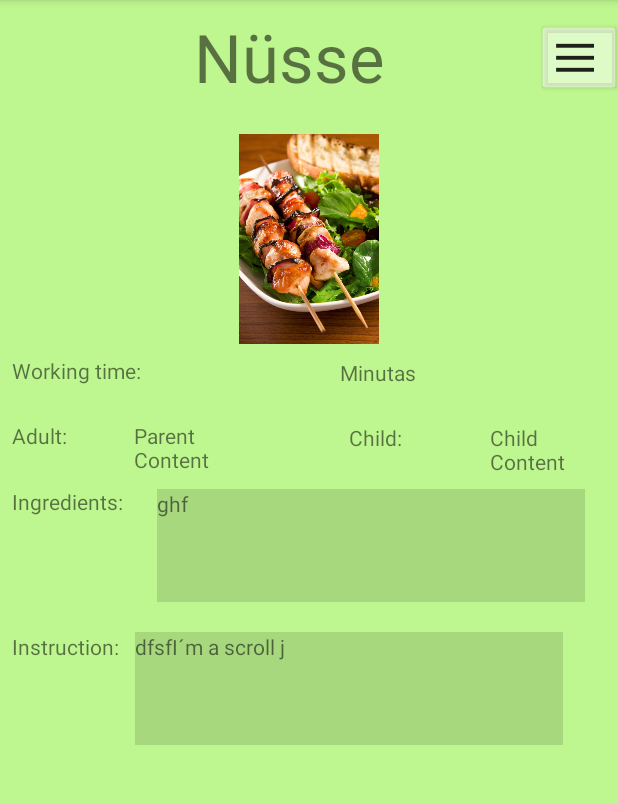
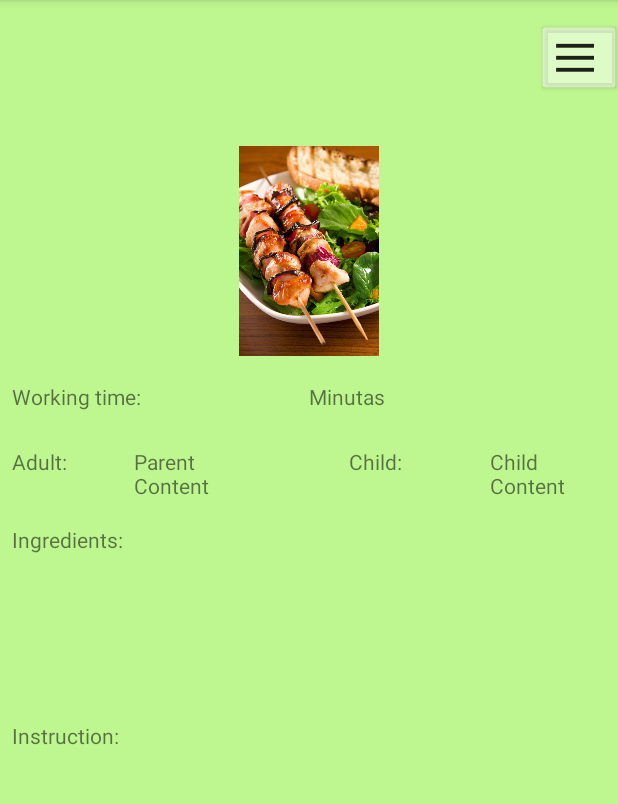
Before and after one commit to schelle14/BattleFood, an Android app: the WatchRecipeUI screen opened directly, with no data from a screen before it, on a phone screen of 412 x 824 dp, the part 84-888 px from its top. Run offline under Robolectric (Android 15) with nearby library versions, the phone set to English and light mode, and no system bars; our stand-ins replace Firebase (no records; nobody signed in at launch, a user with empty details on screens opened directly); libraries missing offline, so code that uses them is left out: com.firebase.ui; 4 statements that could not run were skipped.

Commit message:
[MH,BB] Fix wrong merge

```diff
--- a/app/src/main/res/layout/activity_watch_recipe_ui.xml
+++ b/app/src/main/res/layout/activity_watch_recipe_ui.xml
@@ -12,7 +12,6 @@
         android:layout_width="wrap_content"
         android:layout_height="wrap_content"
         android:layout_marginBottom="8dp"
-        android:layout_marginEnd="2dp"
         android:layout_marginRight="2dp"
         android:layout_marginTop="8dp"
         android:backgroundTint="@android:drawable/screen_background_light_transparent"
@@ -29,7 +28,8 @@
         app:layout_constraintTop_toTopOf="parent"
         app:layout_constraintVertical_bias="0.0"
         tools:layout_constraintBottom_creator="1"
-        tools:layout_constraintRight_creator="1" />
+        tools:layout_constraintRight_creator="1"
+        android:layout_marginEnd="2dp" />
 
     <TextView
         android:id="@+id/textChildContent"
@@ -44,14 +44,14 @@
         app:layout_constraintTop_toBottomOf="@+id/textTimeContent" />
 
     <TextView
-        android:id="@+id/textInstructions"
+        android:id="@+id/textInstruction"
         android:layout_width="74dp"
         android:layout_height="35dp"
         android:text="Instruction:"
         android:layout_marginStart="8dp"
-        android:layout_marginLeft="8dp"
+        android:layout_marginLeft="16dp"
         app:layout_constraintLeft_toLeftOf="parent"
-        android:layout_marginTop="61dp"
+        android:layout_marginTop="55dp"
         app:layout_constraintTop_toBottomOf="@+id/textIngredients" />
 
     <TextView
@@ -79,14 +79,14 @@
         app:layout_constraintTop_toBottomOf="@+id/textWorktime" />
 
     <TextView
-        android:id="@+id/textIngredients"
-        android:layout_width="74dp"
-        android:layout_height="35dp"
+        android:id="@+id/textIngredient"
+        android:layout_width="79dp"
+        android:layout_height="32dp"
+        android:layout_marginLeft="8dp"
+        android:layout_marginStart="8dp"
+        android:layout_marginTop="16dp"
         android:text="Ingredients:"
-        android:layout_marginStart="8dp"
-        android:layout_marginLeft="8dp"
         app:layout_constraintLeft_toLeftOf="parent"
-        android:layout_marginTop="8dp"
         app:layout_constraintTop_toBottomOf="@+id/textAdult" />
 
     <TextView
@@ -100,26 +100,25 @@
         app:layout_constraintRight_toRightOf="parent"
         app:layout_constraintLeft_toRightOf="@+id/textWorktime"
         android:layout_marginLeft="8dp"
-        android:layout_marginTop="9dp"
+        android:layout_marginTop="17dp"
         app:layout_constraintTop_toBottomOf="@+id/ImageViewRecipe"
-        app:layout_constraintHorizontal_bias="0.597" />
+        app:layout_constraintHorizontal_bias="0.382" />
 
     <TextView
-        android:id="@+id/textScrollIncstruct"
+        android:id="@+id/textIngredients"
         android:layout_width="285dp"
         android:layout_height="75dp"
         android:layout_marginEnd="8dp"
         android:layout_marginLeft="8dp"
         android:layout_marginRight="8dp"
         android:layout_marginStart="8dp"
-        android:layout_marginTop="8dp"
-        android:background="@color/common_google_signin_btn_text_light_disabled"
+        android:layout_marginTop="16dp"
         android:fadeScrollbars="false"
         android:scrollbars="vertical"
-        android:text="ghf"
         app:layout_constraintLeft_toRightOf="@+id/textIngredients"
         app:layout_constraintRight_toRightOf="parent"
-        app:layout_constraintTop_toBottomOf="@+id/textChild" />
+        app:layout_constraintTop_toBottomOf="@+id/textChild"
+        app:layout_constraintHorizontal_bias="0.0" />
 
     <TextView
         android:id="@+id/textParentContent"
@@ -128,26 +127,26 @@
         android:text="Parent Content"
         android:layout_marginStart="8dp"
         app:layout_constraintLeft_toRightOf="@+id/textAdult"
-        android:layout_marginLeft="10dp"
+        android:layout_marginLeft="8dp"
         android:layout_marginTop="8dp"
         app:layout_constraintTop_toBottomOf="@+id/textWorktime" />
 
     <TextView
-        android:id="@+id/textScrollIngred"
-        android:layout_width="285dp"
-        android:layout_height="75dp"
+        android:id="@+id/textInstructions"
+        android:layout_width="287dp"
+        android:layout_height="126dp"
         android:layout_marginEnd="8dp"
         android:layout_marginRight="8dp"
         android:layout_marginStart="8dp"
-        android:layout_marginTop="20dp"
-        android:background="@color/common_google_signin_btn_text_light_disabled"
+        android:layout_marginTop="55dp"
         android:fadeScrollbars="false"
         android:scrollbars="vertical"
-        android:text="dfsfI´m a scroll j"
-        app:layout_constraintHorizontal_bias="0.0"
-        app:layout_constraintLeft_toRightOf="@+id/textInstructions"
+        app:layout_constraintHorizontal_bias="1.0"
+        app:layout_constraintLeft_toRightOf="@+id/textInstruction"
         app:layout_constraintRight_toRightOf="parent"
-        app:layout_constraintTop_toBottomOf="@+id/textScrollIncstruct" />
+        app:layout_constraintTop_toBottomOf="@+id/textIngredients"
+        tools:layout_editor_absoluteX="116dp"
+        android:layout_marginBottom="8dp" />
 
     <TextView
         android:id="@+id/textWorktime"
@@ -155,9 +154,9 @@
         android:layout_height="35dp"
         android:text="Working time:"
         android:layout_marginStart="8dp"
-        android:layout_marginLeft="8dp"
+        android:layout_marginLeft="16dp"
         app:layout_constraintLeft_toLeftOf="parent"
-        android:layout_marginTop="8dp"
+        android:layout_marginTop="17dp"
         app:layout_constraintTop_toBottomOf="@+id/ImageViewRecipe" />
 
     <ImageView
@@ -178,18 +177,15 @@
         android:id="@+id/textName"
         android:layout_width="181dp"
         android:layout_height="65dp"
-        android:text="Nüsse"
-        android:textAlignment="center"
-        android:textSize="20pt"
+        android:layout_marginEnd="8dp"
         android:layout_marginLeft="102dp"
+        android:layout_marginRight="8dp"
+        android:layout_marginStart="102dp"
+        android:layout_marginTop="16dp"
+        app:layout_constraintHorizontal_bias="0.0"
         app:layout_constraintLeft_toLeftOf="parent"
-        android:layout_marginRight="8dp"
         app:layout_constraintRight_toRightOf="parent"
-        app:layout_constraintHorizontal_bias="0.0"
-        app:layout_constraintTop_toTopOf="parent"
-        android:layout_marginTop="8dp"
-        android:layout_marginStart="102dp"
-        android:layout_marginEnd="8dp" />
+        app:layout_constraintTop_toTopOf="parent" />
 
 
 </android.support.constraint.ConstraintLayout>
```
